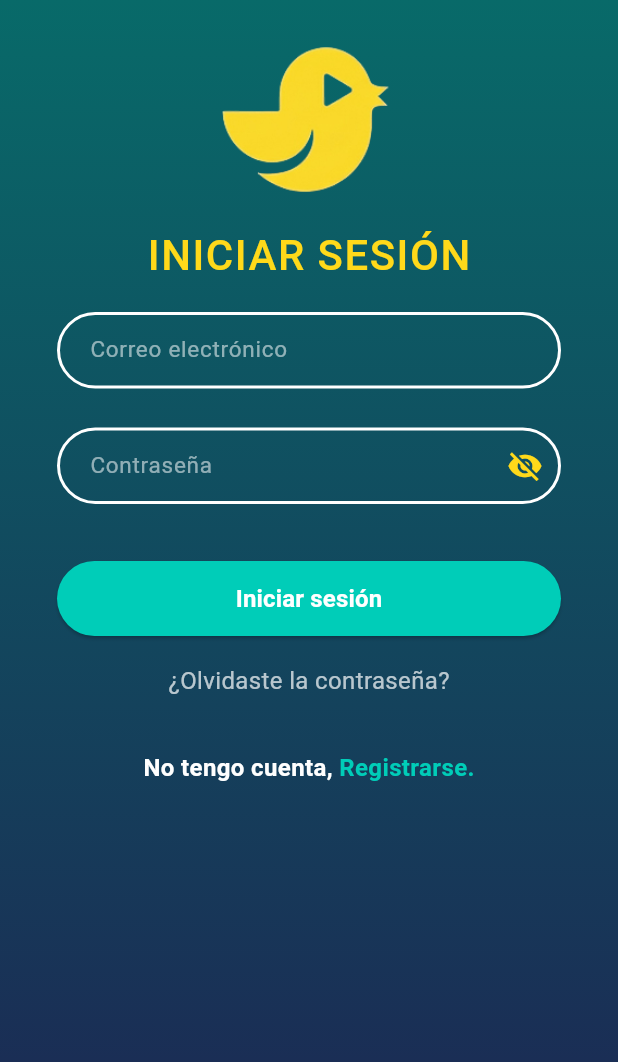
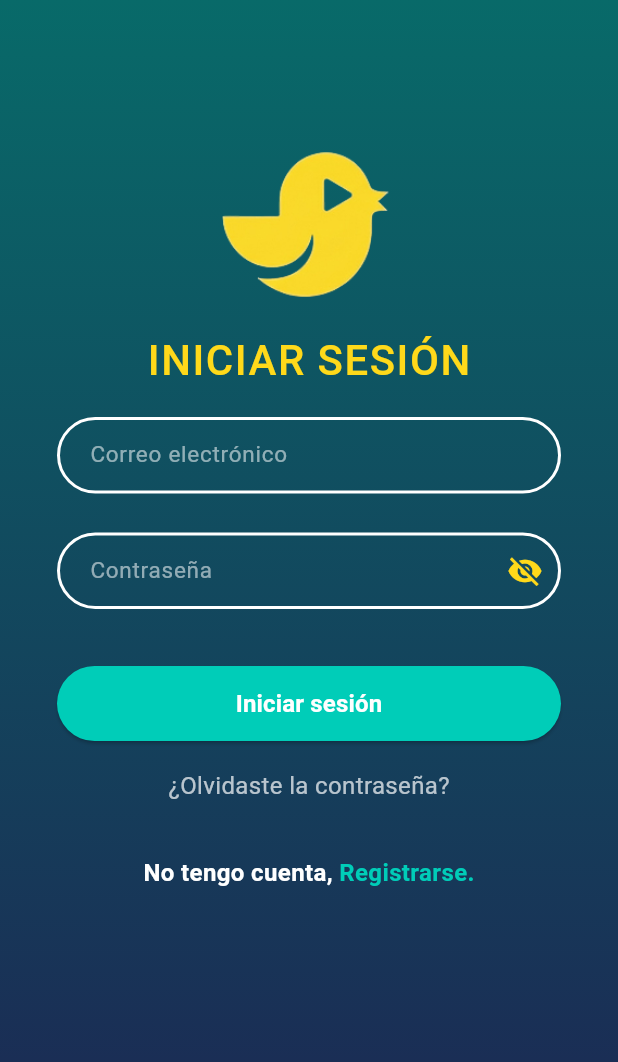
Before and after one commit to Ivanoide0/chipileta_movies_app, a Flutter app: the screen it shows after launch, on a phone screen of 412 x 824 dp. Shown: the top 1062 px of the screen. Run offline on Flutter 3.47's test engine with Material 3 defaults, Android fonts, the phone set to English and light mode, and no system bars; our stand-ins replace go_router, sqflite; missing offline and left inert: bcrypt; accounts and stored records are empty.

Commit message:
logos mas abajo

```diff
--- a/lib/presentation/screens/auth/login.dart
+++ b/lib/presentation/screens/auth/login.dart
@@ -100,7 +100,7 @@ class _LoginPageState extends State<LoginPage> {
               key: _formKey,
               child: Column(
                 children: [
-                  const SizedBox(height: 30),
+                  const SizedBox(height: 100),
 
                   Image.asset(
                     'lib/resources/images/chipilogo 2.png',
```
